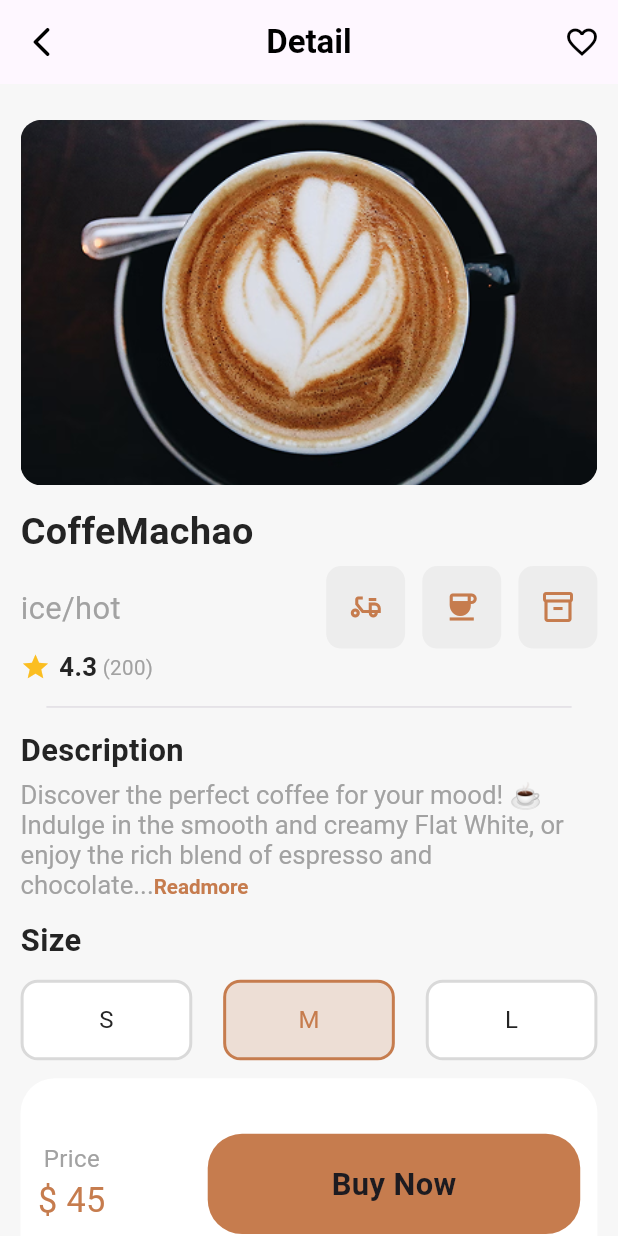
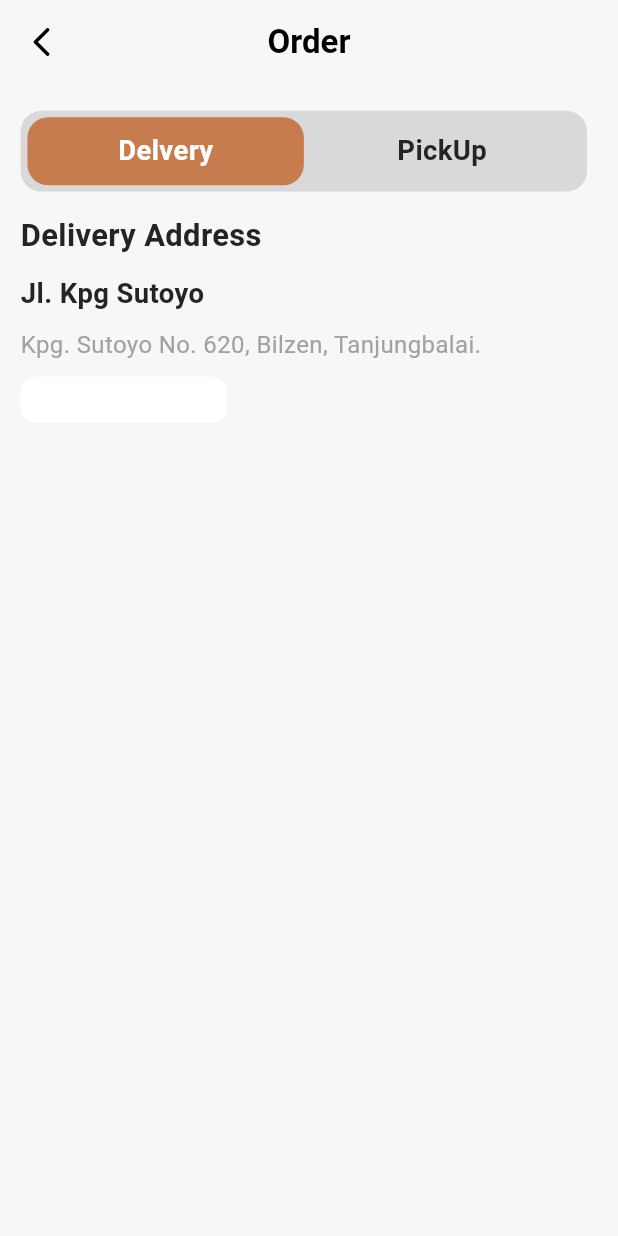
Before and after one commit to Hussain-Shadab/CS, a Flutter app: the screen it shows after launch, on a phone screen of 412 x 824 dp. Run offline on Flutter 3.47's test engine with Material 3 defaults, Android fonts, the phone set to English and light mode, and no system bars; our stand-ins replace flutter_screenutil.

```diff
--- a/lib/main.dart
+++ b/lib/main.dart
@@ -30,7 +30,7 @@ class MyApp extends StatelessWidget {
 
       builder : (context ,child) => MaterialApp(
         debugShowCheckedModeBanner: false,
-        initialRoute: RoutesName.itemDetailScreen,
+        initialRoute: RoutesName.orderScreen,
         onGenerateRoute: Routes.generateRoute,
 
       ),
--- a/lib/utils/routes/routes.dart
+++ b/lib/utils/routes/routes.dart
@@ -1,6 +1,7 @@
 import 'package:coffee_shop/utils/routes/routes_name.dart';
 import 'package:coffee_shop/view/home_screen.dart';
 import 'package:coffee_shop/view/item_detail_screen.dart';
+import 'package:coffee_shop/view/order_screen.dart';
 import 'package:coffee_shop/view/splash_onboarding_screen.dart';
 import 'package:flutter/cupertino.dart';
 import 'package:flutter/material.dart';
@@ -21,6 +22,9 @@ class Routes {
       case RoutesName.itemDetailScreen:
         return MaterialPageRoute(builder: (BuildContext context) => const ItemDetailScreen());
 
+      case RoutesName.orderScreen:
+        return MaterialPageRoute(builder: (BuildContext context) => const OrderScreen());
+
       default:
 
        return MaterialPageRoute(builder: (context) {
--- a/lib/utils/routes/routes_name.dart
+++ b/lib/utils/routes/routes_name.dart
@@ -8,4 +8,6 @@ class RoutesName {
   static const String splashOnbording = 'Splash_Onbording';
 
   static const String itemDetailScreen = 'Item Detail Screen';
+
+  static const String orderScreen = 'OrderScreen';
 }
--- /dev/null
+++ b/lib/view/order_screen.dart
@@ -0,0 +1,150 @@
+
+import 'package:coffee_shop/resources/component/custom_button.dart';
+import 'package:flutter/cupertino.dart';
+import 'package:flutter/material.dart';
+import 'package:flutter_screenutil/flutter_screenutil.dart';
+
+import '../resources/component/custom_text.dart';
+import '../resources/constant/colors.dart';
+class OrderScreen extends StatefulWidget {
+  const OrderScreen({super.key});
+
+  @override
+  State<OrderScreen> createState() => _OrderScreenState();
+}
+
+class _OrderScreenState extends State<OrderScreen> {
+  bool isDelivery = true;
+
+  @override
+  Widget build(BuildContext context) {
+    return Scaffold(
+      backgroundColor: AppColors.greyColor.withOpacity(0.2),
+
+      appBar: AppBar(
+        backgroundColor: AppColors.greyColor.withOpacity(0.010),
+        centerTitle: true,
+        leading: Icon(
+          Icons.arrow_back_ios_rounded,
+          color: AppColors.blackColor,
+        ),
+        title: CustomText(
+          text: 'Order',
+          style: TextStyle(
+              color: AppColors.blackColor, fontWeight: FontWeight.w600),
+        ),
+
+      ),
+      body: Container(
+        margin: EdgeInsets.symmetric(horizontal: 12.r),
+        child: Column(
+          crossAxisAlignment: CrossAxisAlignment.start,
+          children: [
+            SizedBox(height: 15.h,),
+            Container(
+              height: 45.h,
+              width: 330.w,
+              padding: EdgeInsets.symmetric(horizontal: 4.r),
+              decoration: BoxDecoration(
+                color: AppColors.greyColor,
+                borderRadius: BorderRadius.circular(12.r),
+              ),
+              child: Row(
+                children: [
+                  Expanded(child: GestureDetector(
+                    onTap: (){
+                      setState(() {
+                        isDelivery =true;
+                      });
+                    },
+                    child: Container(
+                      height: 38.h,
+                      // width: 165.w,
+                      alignment: Alignment.center,
+                      decoration: BoxDecoration(
+                        color: isDelivery ? AppColors.primaryColor : Colors.transparent,
+                        borderRadius: BorderRadius.circular(12.r)
+                      ),
+                      child: CustomText(
+                        text: 'Delvery',
+                        style: TextStyle(
+                          color: isDelivery ? AppColors.whiteColor : AppColors.titleTextColor,
+                          fontWeight: FontWeight.bold,
+                          fontSize: 16.sp
+                        ),
+                      ),
+                    ),
+                  ),
+                  ),
+                  Expanded(child: GestureDetector(
+                    onTap: (){
+                      setState(() {
+                        isDelivery =false;
+                      });
+                    },
+                    child: Container(
+                      height: 38.h,
+
+                      // width: 165.w,
+                      alignment: Alignment.center,
+                      decoration: BoxDecoration(
+                          color: isDelivery ? Colors.transparent : AppColors.primaryColor,
+                          borderRadius: BorderRadius.circular(12.r)
+                      ),
+                      child: CustomText(
+                        text: 'PickUp',
+                        style: TextStyle(
+                          color: isDelivery ? AppColors.titleTextColor : AppColors.whiteColor,
+                          fontWeight: FontWeight.bold,
+                          fontSize: 16.sp
+                        ),
+                      ),
+                    ),
+                  ),
+                  ),
+                ],
+              ),
+
+
+            ),
+            SizedBox(height: 12.h,),
+            CustomText(
+              text: 'Delivery Address',
+            style: TextStyle(
+              fontSize: 18.sp,
+              fontWeight: FontWeight.w600,
+              color: AppColors.titleTextColor,
+            ),
+            ),
+            SizedBox(height: 10.h,),
+            CustomText(
+                text: 'Jl. Kpg Sutoyo',
+            style: TextStyle(
+              fontSize: 16.sp,
+              fontWeight: FontWeight.w600,
+              color: AppColors.titleTextColor
+            ),
+            ),
+            SizedBox(height: 8.h,),
+            CustomText(
+                text: 'Kpg. Sutoyo No. 620, Bilzen, Tanjungbalai.',
+            style: TextStyle(
+              fontSize: 14.sp,
+              color: AppColors.subTitleTextColor
+            ),
+            ),
+            SizedBox(height: 8.h,),
+            CustomButton(
+              height: 26.h,
+              width: 120.w,
+              backgroundColor: AppColors.whiteColor,
+
+              icon: Icon(Icons.edit,size: 14.dm,),
+            ),
+
+          ],
+        ),
+      ),
+    );
+  }
+}
```
